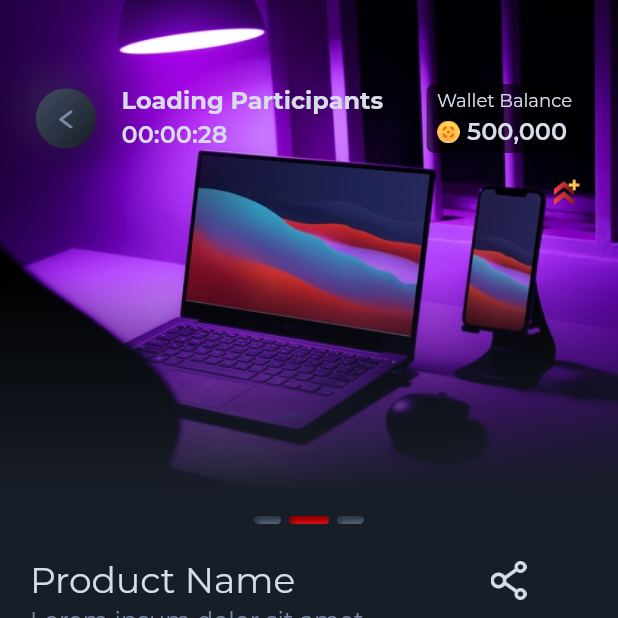
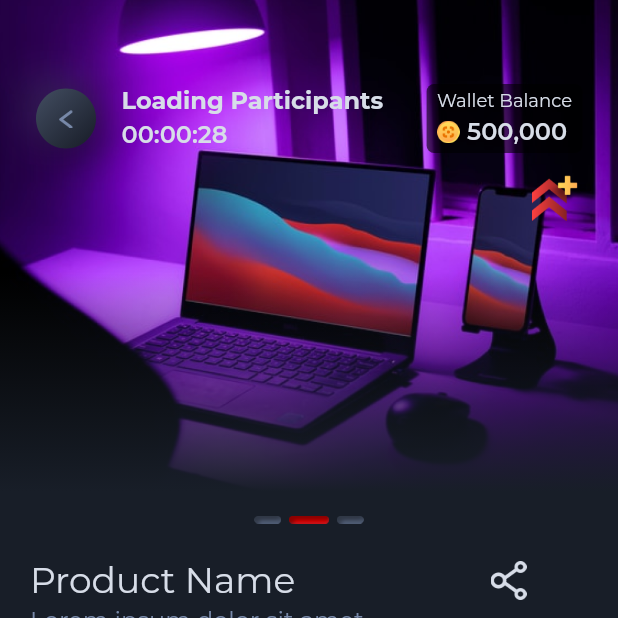
Before and after one commit to phemmyadot/wallet_app, a Flutter app: the AuctionHighPlus screen opened directly, on a phone screen of 412 x 824 dp, the top half of it. Run offline on Flutter 3.47's test engine with Material 2 defaults, Android fonts, the phone set to English and light mode, and no system bars; our stand-ins replace flutter_neumorphic, path_drawing, share_plus; project files that could hold a hidden picture were left out.

Commit message:
icon size

```diff
--- a/lib/screens/live_store/auction_high/auction_high.dart
+++ b/lib/screens/live_store/auction_high/auction_high.dart
@@ -130,7 +130,7 @@ This is Game Mode description......'''),
                     balance: '500,000',
                     icon: Image.asset(
                       'assets/images/auction_high.png',
-                      width: 19,
+                      width: 25,
                       height: 30.18,
                     ),
                   ),
--- a/lib/screens/live_store/auction_high_plus/auction_high_plus.dart
+++ b/lib/screens/live_store/auction_high_plus/auction_high_plus.dart
@@ -167,8 +167,8 @@ This is Game Mode description......'''),
                     balance: '500,000',
                     icon: Image.asset(
                       'assets/images/auction_high_plus.png',
-                      width: 19,
-                      height: 30.18,
+                      width: 34,
+                      height: 36.6,
                     ),
                     load: isCompleted
                         ? SizedBox()
--- a/lib/screens/live_store/auction_low/auction_low.dart
+++ b/lib/screens/live_store/auction_low/auction_low.dart
@@ -138,8 +138,8 @@ This is Game Mode description......'''),
                     balance: '500,000',
                     icon: Image.asset(
                       'assets/images/auction_low.png',
-                      width: 19,
-                      height: 30.18,
+                      width: 25,
+                      height: 30.17,
                     ),
                   ),
                 )
--- a/lib/screens/live_store/bid_fast/bid_fast.dart
+++ b/lib/screens/live_store/bid_fast/bid_fast.dart
@@ -208,7 +208,7 @@ class _BidFastState extends State<BidFast> with TickerProviderStateMixin {
                     icon: Image.asset(
                       'assets/images/bid_fast.png',
                       width: 19,
-                      height: 30.18,
+                      height: 30,
                     ),
                   ),
                 )
--- a/lib/screens/live_store/e_commerce/e-commerce.dart
+++ b/lib/screens/live_store/e_commerce/e-commerce.dart
@@ -123,8 +123,8 @@ class _EcommerceState extends State<Ecommerce> {
                     balance: '500,000',
                     icon: Image.asset(
                       'assets/images/e_commerce.png',
-                      width: 19,
-                      height: 30.18,
+                      width: 30,
+                      height: 30,
                     ),
                   ),
                 )
```
